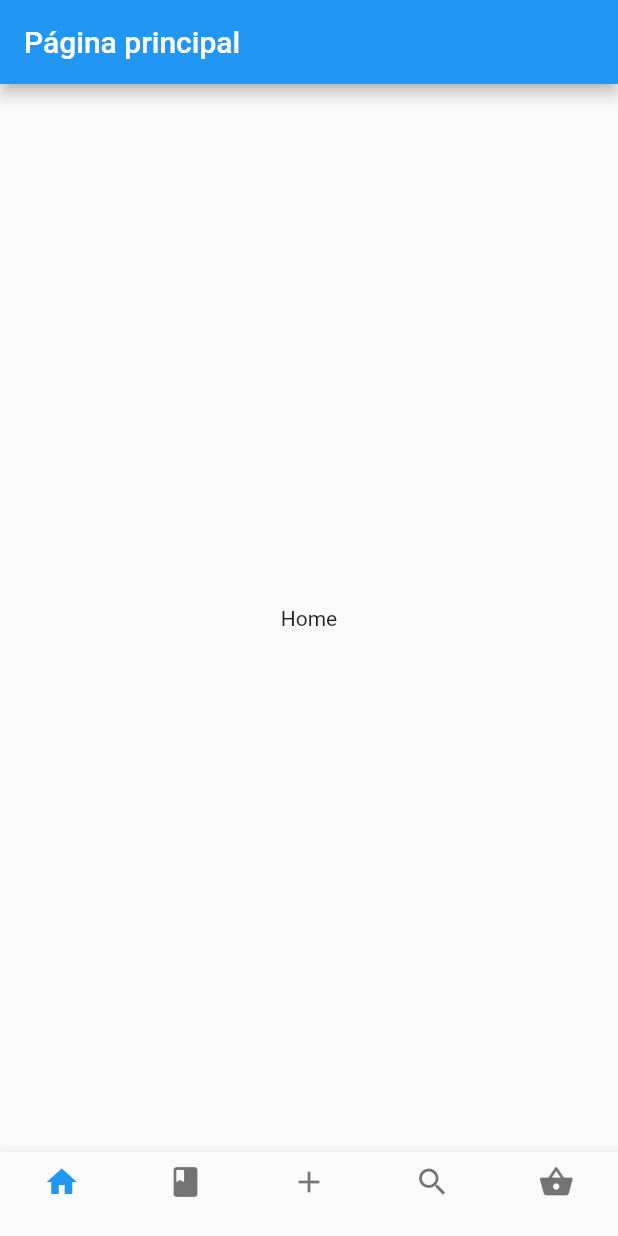
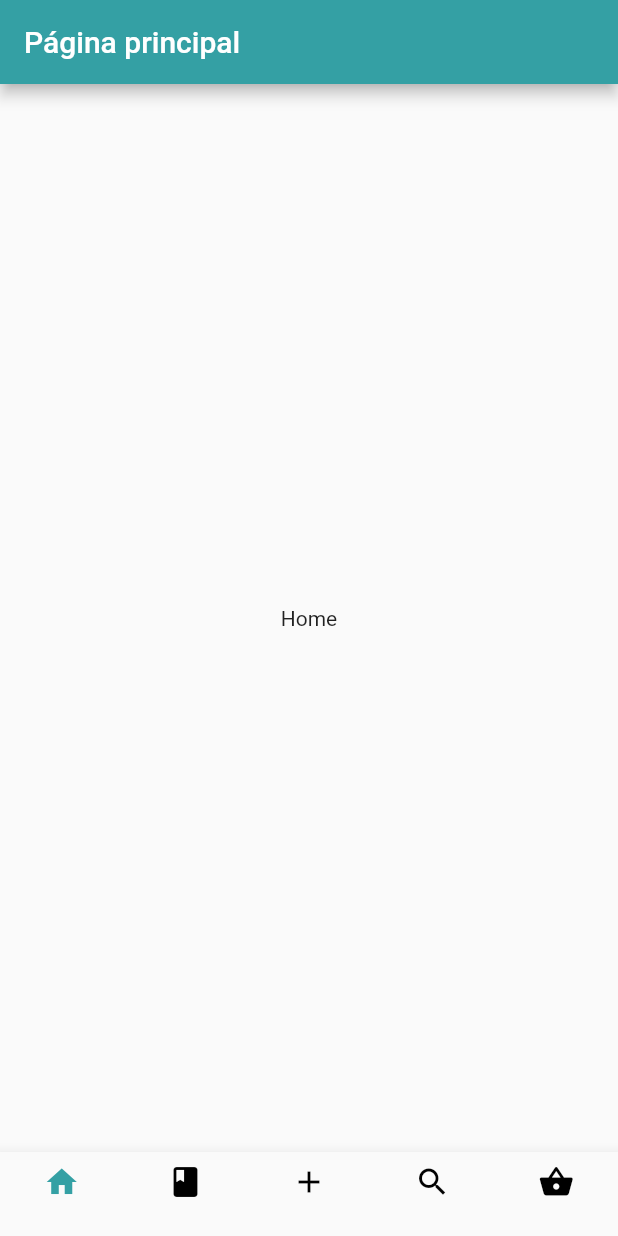
Before and after one commit to MBM-devs/letscookit, a Flutter app: the screen it shows after launch, on a phone screen of 412 x 824 dp. Run offline on Flutter 3.47's test engine with Material 2 defaults, Android fonts, the phone set to English and light mode, and no system bars.

Commit message:
update navbar theme

```diff
--- a/letscookit/lib/main.dart
+++ b/letscookit/lib/main.dart
@@ -37,10 +37,14 @@ class _MyAppState extends State<MyApp> {
       title: 'Flutter Demo',
       home: Scaffold(
           appBar: AppBar(
+            backgroundColor: Color.fromARGB(255, 52, 160, 164),
             title: Text(_titulos[_paginaActual]),
           ),
           body: _paginas[_paginaActual],
           bottomNavigationBar: BottomNavigationBar(
+            selectedIconTheme:
+                IconThemeData(color: Color.fromARGB(255, 52, 160, 164)),
+            unselectedIconTheme: IconThemeData(color: Colors.black),
             type: BottomNavigationBarType.fixed,
             currentIndex: _paginaActual,
             onTap: (index) {
```
